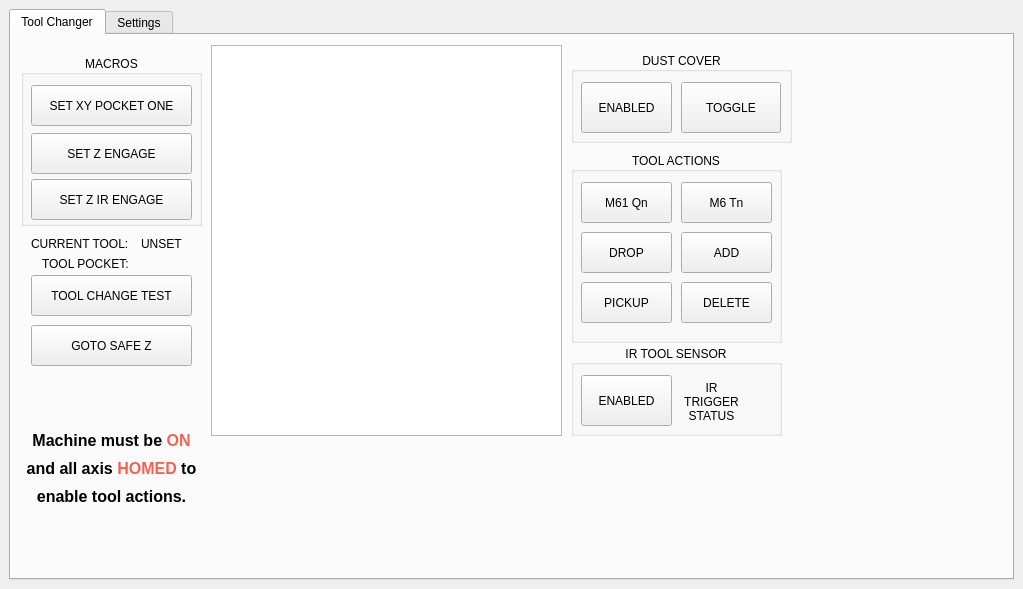
Qt form configs/myprintnc/qtvcp/rapidchange.ui (snelweg/printnc_qtdragon_hd_config) before a commit.
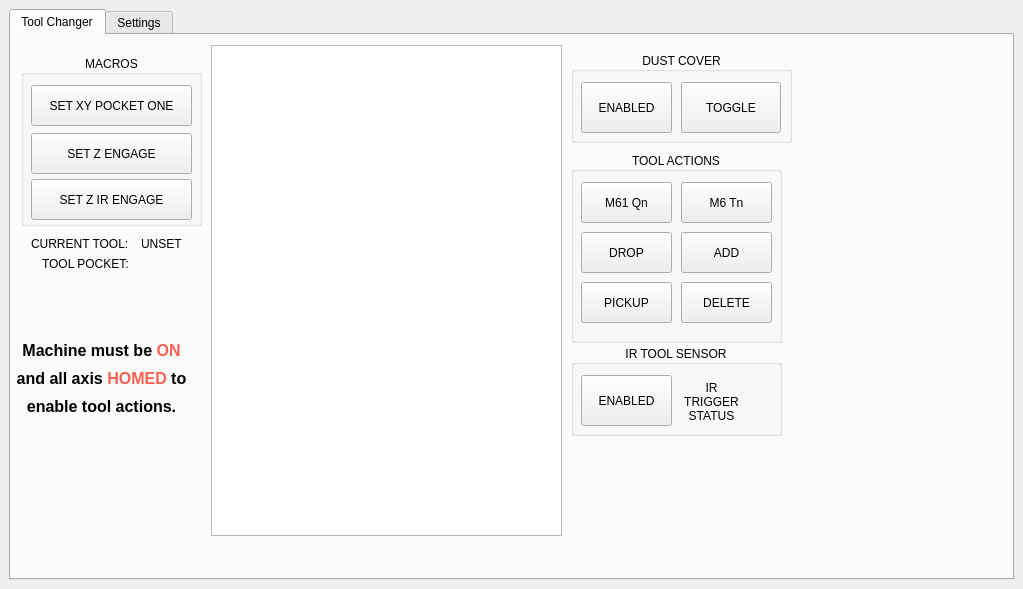
The same form after that commit. The open tabs and pages were chosen to show the change. Custom widgets are drawn as their Qt base class.

Diff of the .ui file:
```diff
--- a/configs/myprintnc/qtvcp/rapidchange.ui
+++ b/configs/myprintnc/qtvcp/rapidchange.ui
@@ -79,39 +79,13 @@
          </property>
         </widget>
        </widget>
-       <widget class="PushButton" name="pbSafeZ">
-        <property name="geometry">
-         <rect>
-          <x>20</x>
-          <y>290</y>
-          <width>161</width>
-          <height>41</height>
-         </rect>
-        </property>
-        <property name="text">
-         <string>GOTO SAFE Z</string>
-        </property>
-       </widget>
-       <widget class="PushButton" name="pbToolChangeTest">
-        <property name="geometry">
-         <rect>
-          <x>20</x>
-          <y>240</y>
-          <width>161</width>
-          <height>41</height>
-         </rect>
-        </property>
-        <property name="text">
-         <string>TOOL CHANGE TEST</string>
-        </property>
-       </widget>
        <widget class="ToolOffsetView" name="tooloffsetview">
         <property name="geometry">
          <rect>
           <x>200</x>
           <y>10</y>
           <width>351</width>
-          <height>391</height>
+          <height>491</height>
          </rect>
         </property>
        </widget>
@@ -1868,8 +1842,8 @@
        <widget class="QLabel" name="lblMachineOnNotice">
         <property name="geometry">
          <rect>
-          <x>10</x>
-          <y>390</y>
+          <x>0</x>
+          <y>300</y>
           <width>181</width>
           <height>101</height>
          </rect>
```
Left out of the diff: 15 changed lines with no effect on the pictures.
